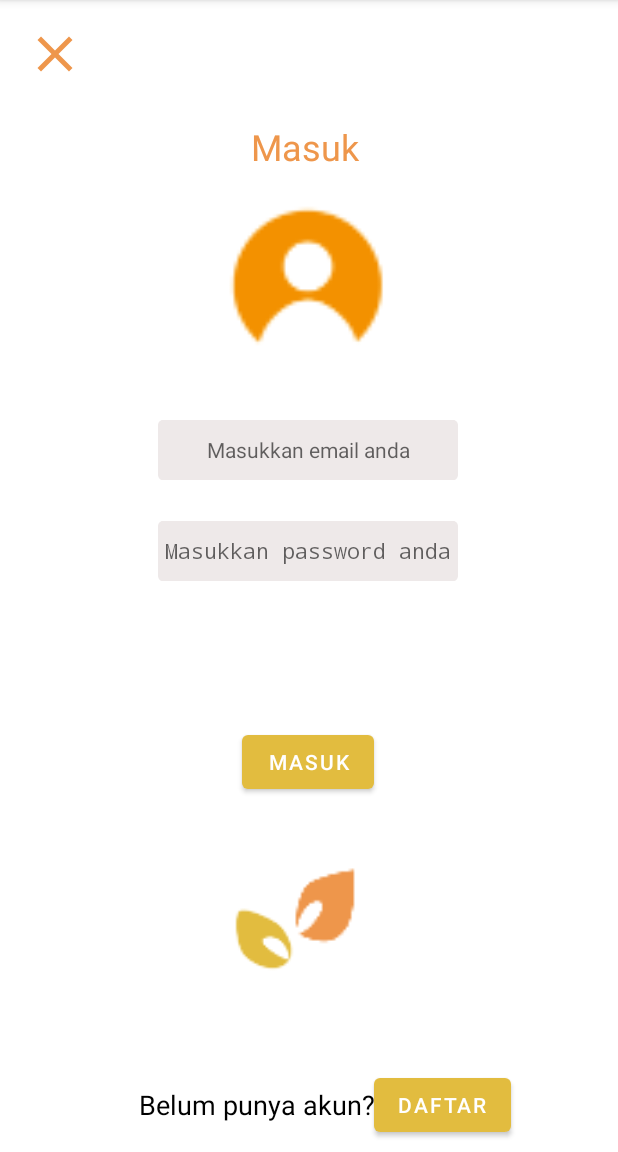
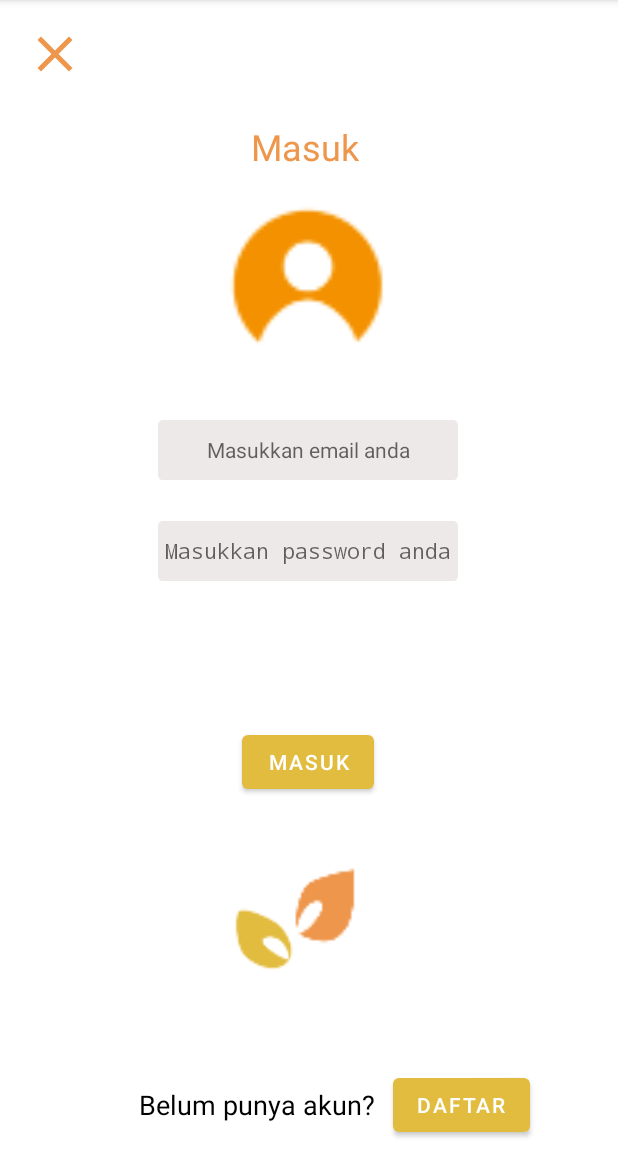
Before and after one commit to zephyrzth/FP_PPB_Android, an Android app: the LoginActivity screen opened directly, with no data from a screen before it, on a phone screen of 412 x 824 dp, the part 84-1236 px from its top. Run offline under Robolectric (Android 15) with nearby library versions, the phone set to English and light mode, and no system bars.

Commit message:
reformat position daftar button

```diff
--- a/app/src/main/res/layout/login.xml
+++ b/app/src/main/res/layout/login.xml
@@ -25,7 +25,7 @@
         android:textColor="@color/white"
         app:layout_constraintBottom_toBottomOf="parent"
         app:layout_constraintEnd_toEndOf="parent"
-        app:layout_constraintHorizontal_bias="0.778"
+        app:layout_constraintHorizontal_bias="0.817"
         app:layout_constraintStart_toStartOf="parent" />
 
     <TextView
```
